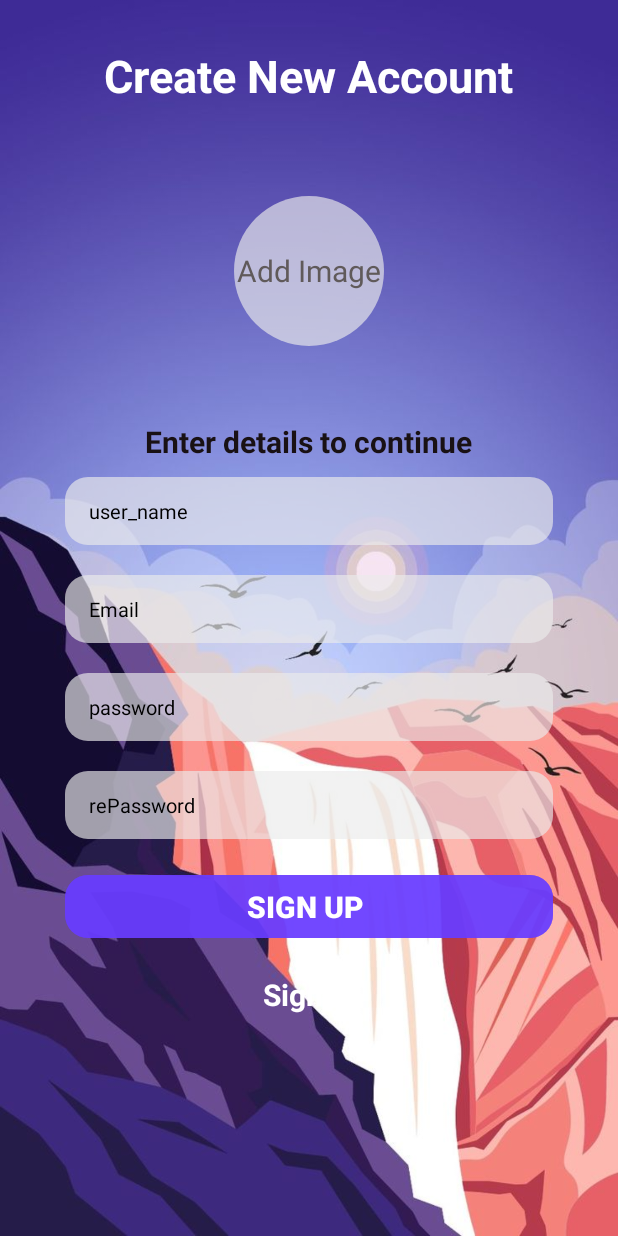
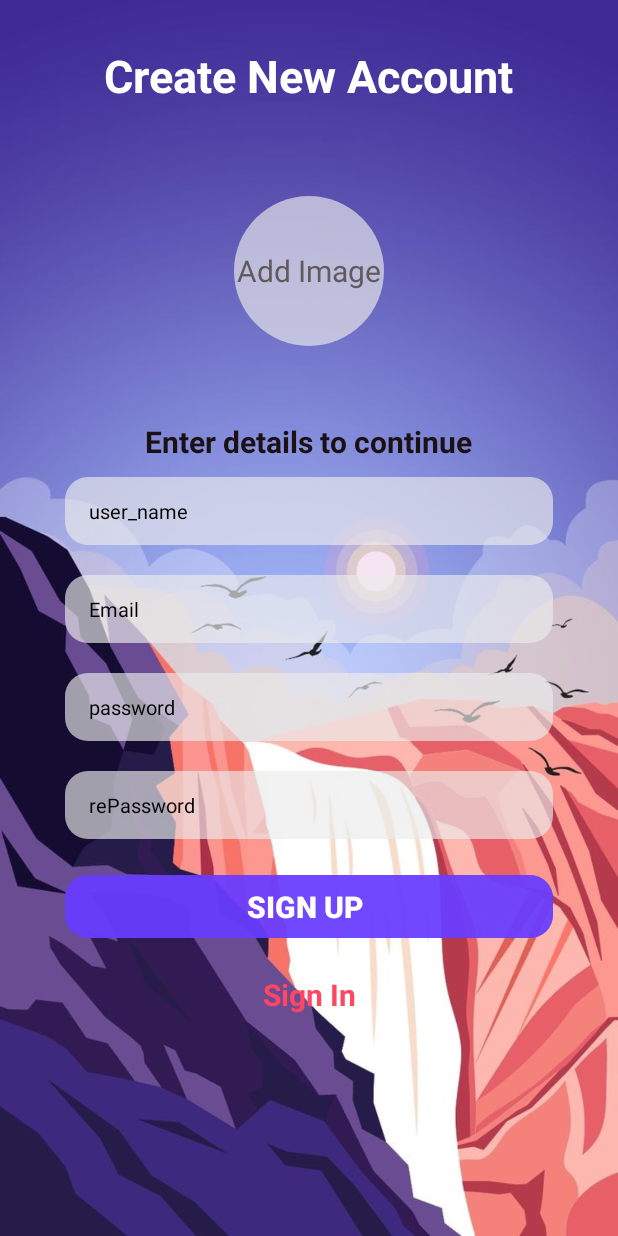
Before and after one commit to haghispin12/MontyChatElazar1, an Android app: the Sign_Up screen opened directly, with no data from a screen before it, on a phone screen of 412 x 824 dp. Run offline under Robolectric (Android 15) with nearby library versions, the light colour scheme and no system bars; our stand-ins replace Firebase (no records; nobody signed in at launch, a user with empty details on screens opened directly), sdp/ssp sizes.

Commit message:
vesion4.6

```diff
--- a/app/src/main/res/drawable/back_received_message.xml
+++ b/app/src/main/res/drawable/back_received_message.xml
@@ -1,7 +1,7 @@
 <?xml version="1.0" encoding="utf-8"?>
 <shape xmlns:android="http://schemas.android.com/apk/res/android"
     android:shape="rectangle">
-    <solid android:color="@color/color2"/>
+    <solid android:color="@color/primary"/>
     <corners
         android:bottomRightRadius="10dp"
         android:topRightRadius="10dp"
--- a/app/src/main/res/drawable/back_sent_message.xml
+++ b/app/src/main/res/drawable/back_sent_message.xml
@@ -1,7 +1,7 @@
 <?xml version="1.0" encoding="utf-8"?>
 <shape xmlns:android="http://schemas.android.com/apk/res/android"
     android:shape="rectangle">
-    <solid android:color="@color/primary"/>
+    <solid android:color="@color/primary_dark"/>
     <corners
         android:bottomLeftRadius="10dp"
         android:topLeftRadius="10dp"
--- a/app/src/main/res/drawable/chat_input.xml
+++ b/app/src/main/res/drawable/chat_input.xml
@@ -1,5 +1,5 @@
 <?xml version="1.0" encoding="utf-8"?>
 <shape xmlns:android="http://schemas.android.com/apk/res/android">
-    <solid android:color="@color/color2"/>
+    <solid android:color="@color/primary_dark"/>
     <corners android:radius="40dp"/>
 </shape>
--- a/app/src/main/res/layout/activity_add_chat.xml
+++ b/app/src/main/res/layout/activity_add_chat.xml
@@ -5,7 +5,7 @@
     android:layout_width="match_parent"
     android:layout_height="match_parent"
     android:animateLayoutChanges="true"
-    android:background="@drawable/__8_"
+    android:background="@drawable/mobile_app_for_landscape_design_visualization"
     tools:context=".addChat">
 
     <ImageButton
--- a/app/src/main/res/layout/activity_chat_with_user.xml
+++ b/app/src/main/res/layout/activity_chat_with_user.xml
@@ -5,7 +5,7 @@
     android:layout_width="match_parent"
     android:layout_height="match_parent"
     android:animateLayoutChanges="true"
-    android:background="@drawable/mobile_app_for_landscape_design_visualization"
+    android:background="@drawable/__8_"
 
     tools:context=".chat_with_user">
 
--- a/app/src/main/res/layout/activity_log_in.xml
+++ b/app/src/main/res/layout/activity_log_in.xml
@@ -120,7 +120,7 @@
                 android:layout_marginBottom="60dp"
                 android:gravity="center"
                 android:text="Sign Up"
-                android:textColor="@color/white"
+                android:textColor="@color/eror"
                 android:textSize="20sp"
                 android:textStyle="bold" />
 
--- a/app/src/main/res/layout/activity_sign_up.xml
+++ b/app/src/main/res/layout/activity_sign_up.xml
@@ -199,7 +199,7 @@
                         android:layout_marginBottom="20dp"
                         android:gravity="center"
                         android:text="Sign In"
-                        android:textColor="@color/white"
+                        android:textColor="@color/eror"
                         android:textSize="20sp"
                         android:textStyle="bold" />
 
--- a/app/src/main/res/values/colors.xml
+++ b/app/src/main/res/values/colors.xml
@@ -3,13 +3,13 @@
     <color name="black">#FF000000</color>
     <color name="white">#FFFFFFFF</color>
     <color name="primary">#BF683CFF</color>
-    <color name="primary_dark">#FF9800</color>
+    <color name="primary_dark">#F3FF9800</color>
     <color name="primary_text">#191114</color>
     <color name="secondary_text">#605A5A</color>
     <color name="input_back">#A8ECECEC</color>
     <color name="input_back2">#6DECECEC</color>
     <color name="icon_back">#3E3B3B</color>
-    <color name="eror">#F61002</color>
+    <color name="eror">#FF4763</color>
     <color name="color">#5E5858</color>
     <color name="back">#597B97</color>
     <color name="color2">#DAFF9800</color>
```
